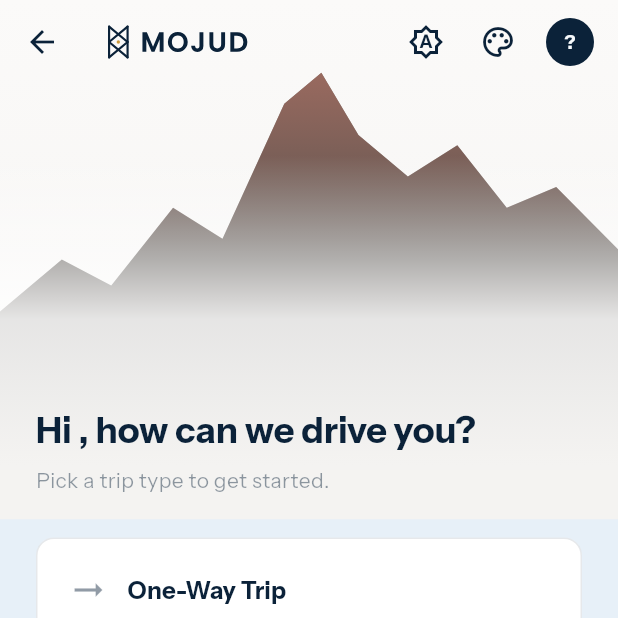
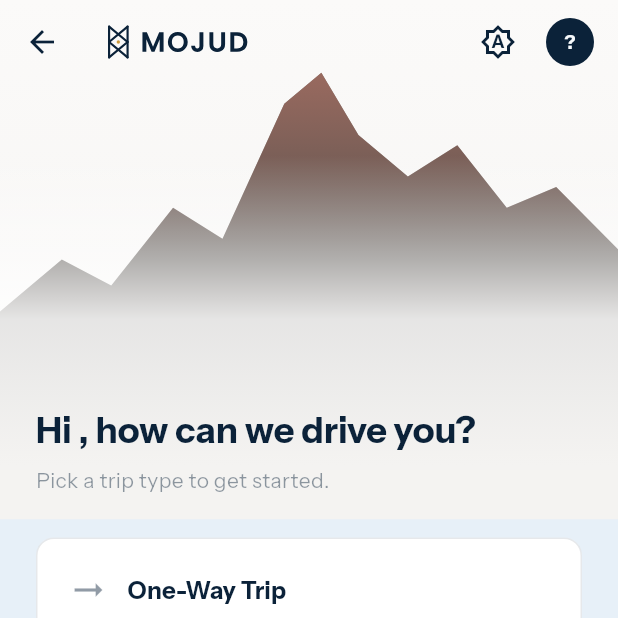
Before and after one commit to VedanshuGoyal/Sarthi, a Flutter app: the HomeScreen screen opened directly with empty values, on a phone screen of 412 x 824 dp, the top half of it. Run offline on Flutter 3.47's test engine with Material 3 defaults, Android fonts, the phone set to English and light mode, and no system bars; our stand-ins replace flutter_riverpod, flutter_secure_storage, geolocator, google_fonts, google_maps_flutter, web; missing offline and left inert: dart:js_interop, mcp_toolkit; accounts and stored records are empty.

Commit message:
feat(user_app): VPS-targeted APK build script, drop dev OTP hint
Adds scripts/build-user-app-apk.sh to build a release APK wired to the
deployed VPS backend (DOMAIN from server/.env.prod) instead of the local
dev server run-user-app.sh targets. Also removes the "Deep Signal cards"
gallery button from the home screen app bar, and drops the OTP screen's
dev hint so users always enter a real code.

Co-Authored-By: Claude Sonnet 5 <noreply@anthropic.com>

```diff
--- a/apps/user_app/lib/core/config/api_config.dart
+++ b/apps/user_app/lib/core/config/api_config.dart
@@ -19,14 +19,4 @@ abstract final class ApiConfig {
     }
     return 'http://localhost:8080';
   }
-
-  /// Whether to show the "for testing, use 123456" hint on the OTP screen.
-  ///
-  /// The backend accepts the fixed dev code only when it runs without an SMS
-  /// provider, so this defaults on for local dev. Build against a Fast2SMS-backed
-  /// server with `--dart-define=SHOW_DEV_OTP_HINT=false` to hide it.
-  static const bool showDevOtpHint = bool.fromEnvironment(
-    'SHOW_DEV_OTP_HINT',
-    defaultValue: true,
-  );
 }
--- a/apps/user_app/lib/features/home/view/home_screen.dart
+++ b/apps/user_app/lib/features/home/view/home_screen.dart
@@ -3,7 +3,6 @@ import 'package:flutter_riverpod/flutter_riverpod.dart';
 
 import '../../../core/brand/mojud_logo.dart';
 import '../../../core/theme/deep_signal/deep_signal.dart';
-import '../../../core/theme/deep_signal/deep_signal_gallery.dart';
 import '../../../core/theme/theme_mode_controller.dart';
 import '../../auth/auth_controller.dart';
 import '../../auth/auth_providers.dart';
@@ -236,15 +235,6 @@ class HomeScreen extends ConsumerWidget {
               title: const MojudLockup(markHeight: 22),
               actions: [
                 const ThemeModeToggle(),
-                IconButton(
-                  icon: const Icon(Icons.palette_outlined),
-                  tooltip: 'Deep Signal cards',
-                  onPressed: () => Navigator.of(context).push(
-                    MaterialPageRoute(
-                      builder: (_) => const DeepSignalGalleryScreen(),
-                    ),
-                  ),
-                ),
                 Padding(
                   padding: const EdgeInsets.only(right: 8),
                   child: IconButton(
```
Also changed, not shown: apps/user_app/lib/features/auth/view/otp_step.dart (+0 -12 lines), apps/user_app/lib/features/ride/view/widgets/route_map.dart (+42 -16 lines), 3 other files.
